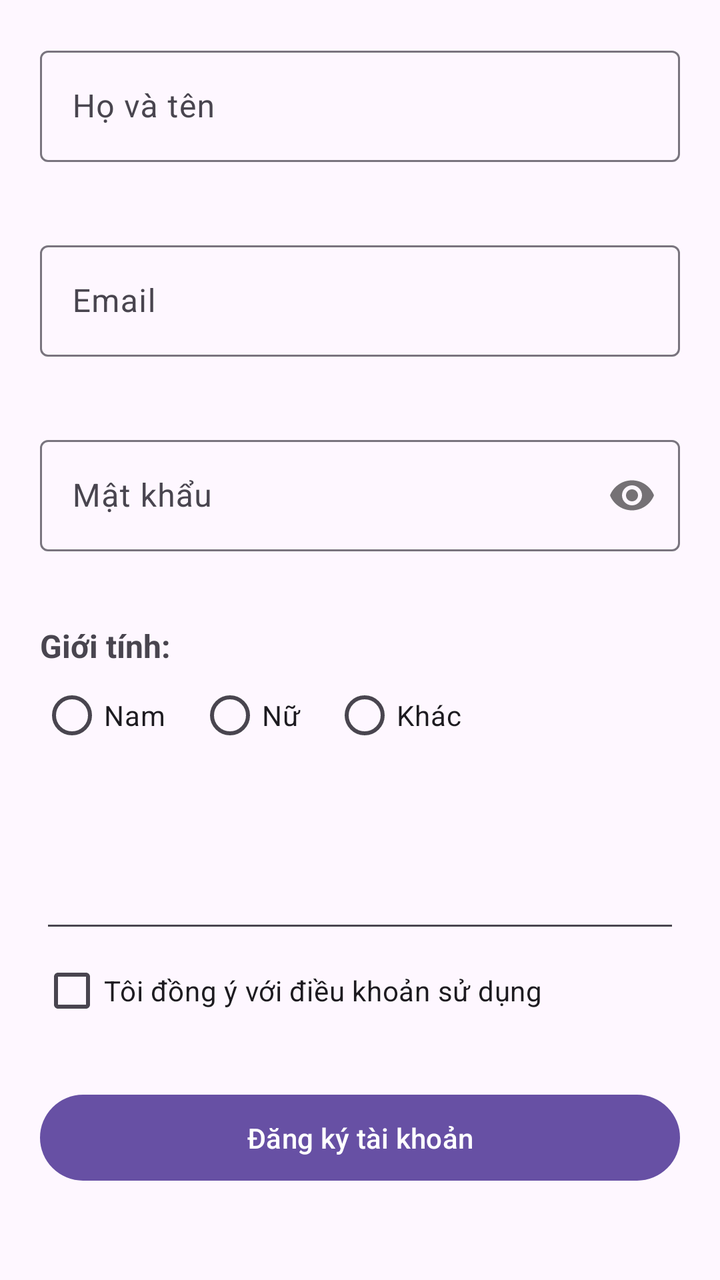
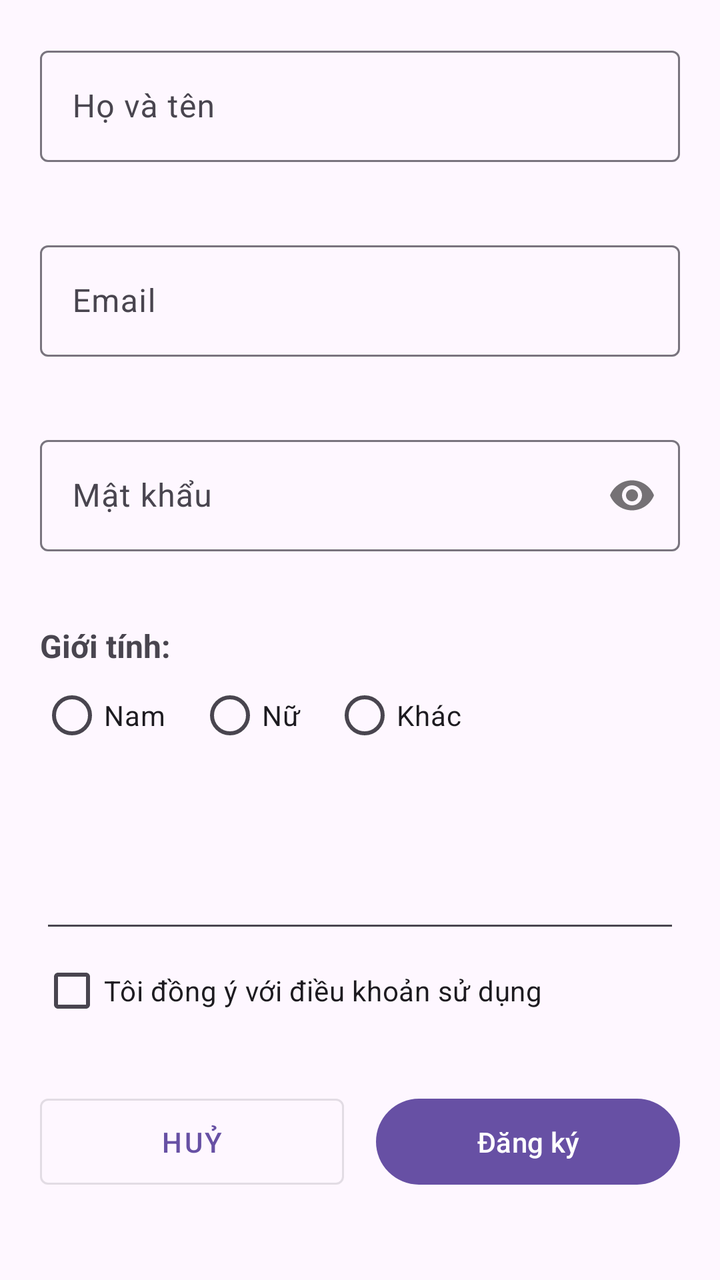

Before-and-after screenshots of an Android layout around one commit, followed by the original layout XML and the change that was made.
<!-- AndroidManifest.xml: application theme Theme.BaiTapLab5 -->
<!-- res/layout/activity_main.xml -->
<?xml version="1.0" encoding="utf-8"?>
<androidx.constraintlayout.widget.ConstraintLayout xmlns:android="http://schemas.android.com/apk/res/android"
    xmlns:app="http://schemas.android.com/apk/res-auto"
    xmlns:tools="http://schemas.android.com/tools"
    android:id="@+id/main"
    android:layout_width="match_parent"
    android:layout_height="match_parent"
    tools:context=".ui.MainActivity">

    <ScrollView
        android:layout_width="0dp"
        android:layout_height="0dp"
        android:fillViewport="true"
        app:layout_constraintBottom_toBottomOf="parent"
        app:layout_constraintEnd_toEndOf="parent"
        app:layout_constraintStart_toStartOf="parent"
        app:layout_constraintTop_toTopOf="parent">

        <LinearLayout
            android:layout_width="match_parent"
            android:layout_height="wrap_content"
            android:orientation="vertical"
            android:padding="20dp">

            <com.google.android.material.textfield.TextInputLayout
                android:id="@+id/tilFullName"
                android:layout_width="match_parent"
                android:layout_height="wrap_content"
                android:layout_marginBottom="16dp"
                android:hint="Họ và tên"
                app:errorEnabled="true">

                <com.google.android.material.textfield.TextInputEditText
                    android:id="@+id/etFullName"
                    android:layout_width="match_parent"
                    android:layout_height="wrap_content"
                    android:inputType="textPersonName" />
            </com.google.android.material.textfield.TextInputLayout>

            <com.google.android.material.textfield.TextInputLayout
                android:id="@+id/tilEmail"
                android:layout_width="match_parent"
                android:layout_height="wrap_content"
                android:layout_marginBottom="16dp"
                android:hint="Email"
                app:errorEnabled="true">

                <com.google.android.material.textfield.TextInputEditText
                    android:id="@+id/etEmail"
                    android:layout_width="match_parent"
                    android:layout_height="wrap_content"
                    android:inputType="textEmailAddress" />
            </com.google.android.material.textfield.TextInputLayout>

            <com.google.android.material.textfield.TextInputLayout
                android:id="@+id/tilPassword"
                android:layout_width="match_parent"
                android:layout_height="wrap_content"
                android:layout_marginBottom="16dp"
                android:hint="Mật khẩu"
                app:errorEnabled="true"
                app:passwordToggleEnabled="true">

                <com.google.android.material.textfield.TextInputEditText
                    android:id="@+id/etPassword"
                    android:layout_width="match_parent"
                    android:layout_height="wrap_content"
                    android:inputType="textPassword" />
            </com.google.android.material.textfield.TextInputLayout>

            <TextView
                android:layout_width="wrap_content"
                android:layout_height="wrap_content"
                android:text="Giới tính:"
                android:textSize="16sp"
                android:textStyle="bold" />

            <RadioGroup
                android:id="@+id/rgGender"
                android:layout_width="match_parent"
                android:layout_height="wrap_content"
                android:layout_marginBottom="16dp"
                android:orientation="horizontal">

                <RadioButton
                    android:id="@+id/rbMale"
                    android:layout_width="wrap_content"
                    android:layout_height="wrap_content"
                    android:text="Nam" />

                <RadioButton
                    android:id="@+id/rbFemale"
                    android:layout_width="wrap_content"
                    android:layout_height="wrap_content"
                    android:layout_marginStart="16dp"
                    android:text="Nữ" />

                <RadioButton
                    android:id="@+id/rbOther"
                    android:layout_width="wrap_content"
                    android:layout_height="wrap_content"
                    android:layout_marginStart="16dp"
                    android:text="Khác" />
            </RadioGroup>

            <com.google.android.material.textfield.TextInputLayout
                android:id="@+id/tilPhone"
                android:layout_width="match_parent"
                android:layout_height="wrap_content"
                android:layout_marginBottom="16dp"
                android:hint="Số điện thoại"
                app:errorEnabled="true"/>
            <com.google.android.material.textfield.TextInputEditText
                android:id="@+id/etPhone"
                android:layout_width="match_parent"
                android:layout_height="wrap_content"
                android:inputType="phone"
                android:maxLength="10" />
            <CheckBox
                android:id="@+id/cbTerms"
                android:layout_width="wrap_content"
                android:layout_height="wrap_content"
                android:layout_marginBottom="24dp"
                android:text="Tôi đồng ý với điều khoản sử dụng" />

            <com.google.android.material.button.MaterialButton
                android:id="@+id/btnSubmit"
                android:layout_width="match_parent"
                android:layout_height="wrap_content"
                android:padding="12dp"
                android:text="Đăng ký tài khoản" />

        </LinearLayout>
    </ScrollView>

</androidx.constraintlayout.widget.ConstraintLayout>
<!-- resources referenced by this layout -->
<resources>
  <style name="Theme.BaiTapLab5" parent="Base.Theme.BaiTapLab5" />
  <style name="Base.Theme.BaiTapLab5" parent="Theme.Material3.DayNight.NoActionBar">
          
          
      </style>
</resources>

<!-- the commit's change to res/layout/activity_main.xml (unified diff, before → after) -->
@@ -123,12 +123,31 @@
                 android:layout_marginBottom="24dp"
                 android:text="Tôi đồng ý với điều khoản sử dụng" />
 
-            <com.google.android.material.button.MaterialButton
-                android:id="@+id/btnSubmit"
+            <LinearLayout
                 android:layout_width="match_parent"
                 android:layout_height="wrap_content"
-                android:padding="12dp"
-                android:text="Đăng ký tài khoản" />
+                android:orientation="horizontal"
+                android:weightSum="2">
+
+                <com.google.android.material.button.MaterialButton
+                    android:id="@+id/btnCancel"
+                    style="@style/Widget.MaterialComponents.Button.OutlinedButton"
+                    android:layout_width="0dp"
+                    android:layout_height="wrap_content"
+                    android:layout_marginEnd="8dp"
+                    android:layout_weight="1"
+                    android:padding="12dp"
+                    android:text="Huỷ" />
+
+                <com.google.android.material.button.MaterialButton
+                    android:id="@+id/btnSubmit"
+                    android:layout_width="0dp"
+                    android:layout_height="wrap_content"
+                    android:layout_marginStart="8dp"
+                    android:layout_weight="1"
+                    android:padding="12dp"
+                    android:text="Đăng ký" />
+            </LinearLayout>
 
         </LinearLayout>
     </ScrollView>
